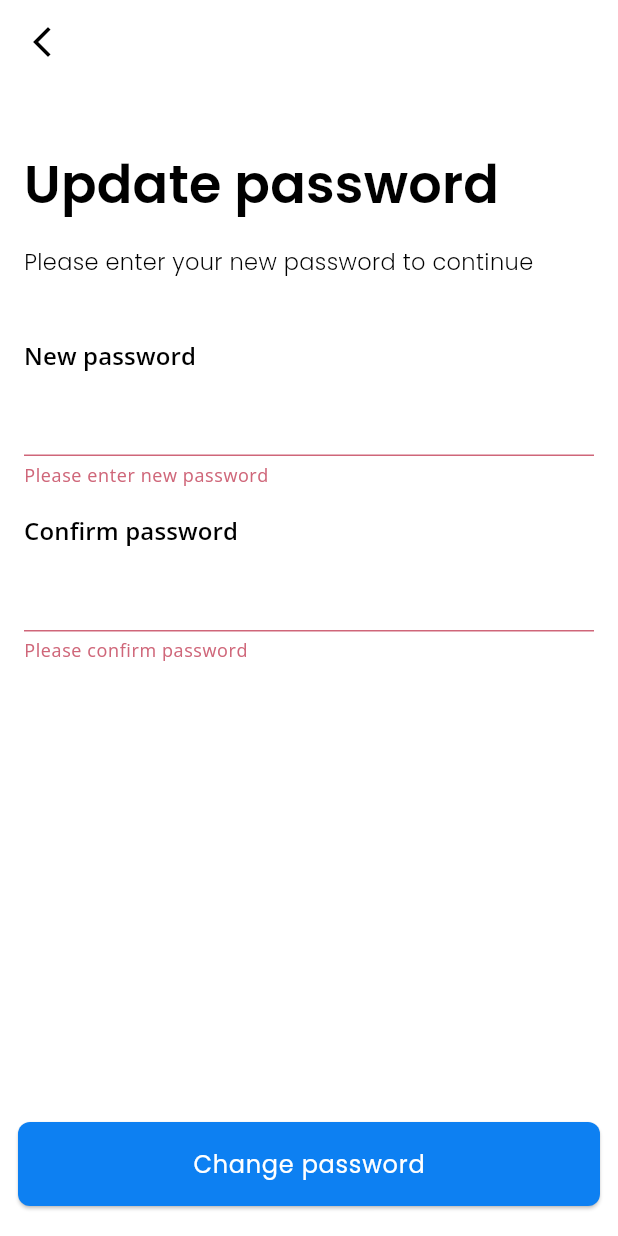
After one commit to Venkantesh22/trustindia, a Flutter app: the PasswordUpdateScreen screen opened directly, after a tap on "Change password", on a phone screen of 412 x 824 dp. The commit adds this screen. Run offline on Flutter 3.47's test engine with Material 3 defaults, Android fonts, the phone set to English and light mode, and no system bars; drawn by our look-alikes of toastification; our stand-ins replace cached_network_image, carousel_slider, flutter_fortune_wheel, flutter_svg, get, google_fonts and 9 more; missing offline and left inert: graphview, onesignal_flutter, scratcher; accounts and stored records are empty; network calls fail.

Commit message:
Forget password Ui create and add api integration

```diff
--- a/lib/data/repositories/auth_repo.dart
+++ b/lib/data/repositories/auth_repo.dart
@@ -20,6 +20,10 @@ class AuthRepo {
   Future<Response> postVerifyOTP({required FormData data}) async =>
       await apiClient.postData(
           AppConstants.postVerifyOTP, "postVerifyOTP", data);
+
+  Future<Response> postUpdatePassword({required FormData data}) async =>
+      await apiClient.postData(
+          AppConstants.postUpdatePassword, "postUpdatePassword", data);
 
   // Future<Response> verifyOtp({required String phone, required String otp}) async => await apiClient.postData(
   // AppConstants.loginUri, {
--- a/lib/main.dart
+++ b/lib/main.dart
@@ -3,6 +3,8 @@ import 'dart:developer';
 import 'package:flutter/material.dart';
 import 'package:lekra/services/constants.dart';
 import 'package:lekra/services/theme.dart';
+import 'package:lekra/views/screens/auth_screens/login_screen.dart';
+import 'package:lekra/views/screens/auth_screens/password_update_screen.dart/password_update_screen.dart';
 import 'package:lekra/views/screens/splash_screen/splash_screen.dart';
 import 'package:onesignal_flutter/onesignal_flutter.dart';
 import 'package:toastification/toastification.dart';
@@ -77,7 +79,7 @@ class _MyAppState extends State<MyApp> with WidgetsBindingObserver {
         themeMode: ThemeMode.light,
         theme: CustomTheme.light,
         debugShowCheckedModeBanner: false,
-        home: const SplashScreen(),
+        home: const LoginScreen(),
       ),
     );
   }
--- a/lib/services/constants.dart
+++ b/lib/services/constants.dart
@@ -154,6 +154,7 @@ class AppConstants {
   static const String logoutUri = 'api/logout';
   static const String profileUri = 'api/profile';
   static const String updateProfile = 'api/edit-profile';
+  static const String postUpdatePassword = 'api/update-password';
 
   // Address
   static const String getAddress = 'api/get-address';
--- /dev/null
+++ b/lib/views/screens/auth_screens/password_update_screen.dart/password_update_screen.dart
@@ -0,0 +1,191 @@
+import 'package:flutter/material.dart';
+import 'package:get/get.dart';
+import 'package:lekra/controllers/auth_controller.dart';
+import 'package:lekra/services/constants.dart';
+import 'package:lekra/services/input_decoration.dart';
+import 'package:lekra/services/theme.dart';
+import 'package:lekra/views/screens/auth_screens/login_screen.dart';
+import 'package:lekra/views/screens/dashboard/profile_screen/profile_screen.dart';
+import 'package:lekra/views/screens/widget/custom_appbar/custom_appbar_back_button.dart';
+
+class PasswordUpdateScreen extends StatefulWidget {
+  const PasswordUpdateScreen({super.key});
+
+  @override
+  State<PasswordUpdateScreen> createState() => _PasswordUpdateScreenState();
+}
+
+class _PasswordUpdateScreenState extends State<PasswordUpdateScreen> {
+  final _formKey = GlobalKey<FormState>();
+  bool isMatch = true;
+
+  @override
+  Widget build(BuildContext context) {
+    return Scaffold(
+      appBar: const CustomAppbarBackButton(),
+      bottomNavigationBar: SafeArea(
+        child: GetBuilder<AuthController>(builder: (authController) {
+          return Padding(
+            padding: const EdgeInsets.symmetric(vertical: 20, horizontal: 12),
+            child: ProfileButton(
+              title: "Change password",
+              color: primaryColor,
+              onPressed: () async {
+                final password = authController.passwordController.text.trim();
+                final confirm =
+                    authController.confirmPasswordController.text.trim();
+
+                setState(() {
+                  isMatch = password == confirm;
+                });
+
+                if (_formKey.currentState!.validate()) {
+                  authController.updatePassword().then((value) {
+                    if (value.isSuccess) {
+                      navigate(
+                          context: context,
+                          isRemoveUntil: true,
+                          page: const LoginScreen());
+                      showToast(
+                        message: value.message,
+                        typeCheck: value.isSuccess,
+                      );
+                    } else {
+                      showToast(
+                        message: value.message,
+                        typeCheck: value.isSuccess,
+                      );
+                    }
+                  });
+                }
+              },
+            ),
+          );
+        }),
+      ),
+      body: Padding(
+        padding: AppConstants.screenPadding,
+        child: GetBuilder<AuthController>(
+          builder: (authController) {
+            return SingleChildScrollView(
+              child: Column(
+                crossAxisAlignment: CrossAxisAlignment.start,
+                children: [
+                  const SizedBox(height: 20),
+                  Text(
+                    "Update password",
+                    style: Helper(context).textTheme.titleMedium?.copyWith(
+                          fontSize: 35,
+                          fontWeight: FontWeight.w600,
+                        ),
+                  ),
+                  const SizedBox(height: 15),
+                  Text(
+                    "Please enter your new password to continue",
+                    style: Helper(context).textTheme.bodyMedium?.copyWith(
+                          fontSize: 15,
+                          fontWeight: FontWeight.w300,
+                        ),
+                  ),
+                  const SizedBox(height: 40),
+                  Form(
+                    key: _formKey,
+                    autovalidateMode: AutovalidateMode.onUserInteraction,
+                    child: Column(
+                      crossAxisAlignment: CrossAxisAlignment.start,
+                      children: [
+                        Text(
+                          "New password",
+                          style: Helper(context).textTheme.titleSmall?.copyWith(
+                                fontSize: 16,
+                                fontWeight: FontWeight.w600,
+                              ),
+                        ),
+                        const SizedBox(height: 8),
+                        TextFormField(
+                          controller: authController.passwordController,
+                          obscureText: true,
+                          decoration: CustomDecoration.inputDecoration(
+                            bgColor: greyLight.withValues(alpha: 0.1),
+                            hint: 'Enter new password',
+                            contentPadding: const EdgeInsets.symmetric(
+                              horizontal: 16,
+                              vertical: 14,
+                            ),
+                            borderColor: greyDark,
+                            hintStyle: Helper(context)
+                                .textTheme
+                                .bodySmall
+                                ?.copyWith(color: greyDark, fontSize: 14),
+                          ),
+                          validator: (value) {
+                            final v = (value ?? '').trim();
+                            if (v.isEmpty) return "Please enter new password";
+                            if (v.length < 6)
+                              return "Password must be at least 6 characters";
+                            return null;
+                          },
+                        ),
+                        const SizedBox(height: 18),
+                        Text(
+                          "Confirm password",
+                          style: Helper(context).textTheme.titleSmall?.copyWith(
+                                fontSize: 16,
+                                fontWeight: FontWeight.w600,
+                              ),
+                        ),
+                        const SizedBox(height: 8),
+                        TextFormField(
+                          controller: authController.confirmPasswordController,
+                          onChanged: (val) {
+                            setState(() {
+                              isMatch = authController.passwordController.text
+                                      .trim() ==
+                                  val.trim();
+                            });
+                          },
+                          decoration: CustomDecoration.inputDecoration(
+                            bgColor: greyLight.withValues(alpha: 0.1),
+                            hint: 'Enter confirm password',
+                            contentPadding: const EdgeInsets.symmetric(
+                              horizontal: 16,
+                              vertical: 14,
+                            ),
+                            borderColor: greyDark,
+                            hintStyle: Helper(context)
+                                .textTheme
+                                .bodySmall
+                                ?.copyWith(color: greyDark, fontSize: 14),
+                          ),
+                          validator: (value) {
+                            final v = (value ?? '').trim();
+                            if (v.isEmpty) return "Please confirm password";
+                            if (!isMatch) return "Passwords do not match";
+                            return null;
+                          },
+                        ),
+                        // ✅ Optional live feedback below field
+                        if (!isMatch)
+                          Padding(
+                            padding: const EdgeInsets.only(top: 6.0),
+                            child: Text(
+                              "Passwords do not match",
+                              style: TextStyle(
+                                color: Colors.red.shade700,
+                                fontSize: 13,
+                              ),
+                            ),
+                          ),
+                      ],
+                    ),
+                  ),
+                  const SizedBox(height: 300),
+                ],
+              ),
+            );
+          },
+        ),
+      ),
+    );
+  }
+}
```
Also changed, not shown: lib/controllers/auth_controller.dart (+43 -1 lines), lib/views/screens/auth_screens/forget_password/enter_number_for_opt_screen.dart (+18 -8 lines), lib/views/screens/auth_screens/forget_password/opt_verification_screen.dart (+9 -11 lines), lib/views/screens/auth_screens/login_screen.dart (+7 -2 lines), lib/views/screens/dashboard/wallet/create_wallet_pin_screen/wallet_create_pin_confirm_screen.dart (+8 -3 lines).
